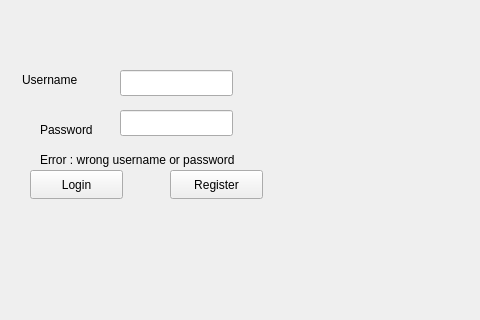
Qt form CinemaProject/loginwindow.ui (MennaZaid/Assignment-1) before a commit; both pictures show x 0 to 480 and y 0 to 320 of the 800 by 600 pixel window.
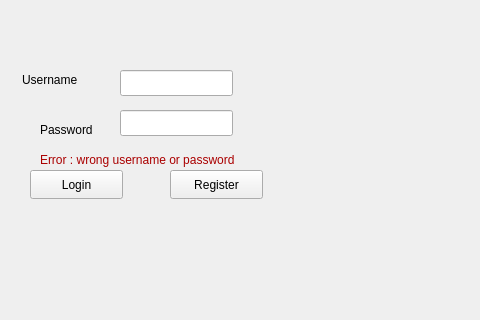
The same form after that commit.

What changed in the file:
```diff
--- a/CinemaProject/loginwindow.ui
+++ b/CinemaProject/loginwindow.ui
@@ -99,7 +99,7 @@
      </rect>
     </property>
     <property name="text">
-     <string>Error : wrong username or password</string>
+     <string>&lt;html&gt;&lt;head/&gt;&lt;body&gt;&lt;p&gt;&lt;span style=&quot; color:#aa0000;&quot;&gt;Error : wrong username or password&lt;/span&gt;&lt;/p&gt;&lt;/body&gt;&lt;/html&gt;</string>
     </property>
    </widget>
   </widget>
```
Left out of the diff: 2 changed lines with no effect on the pictures.
